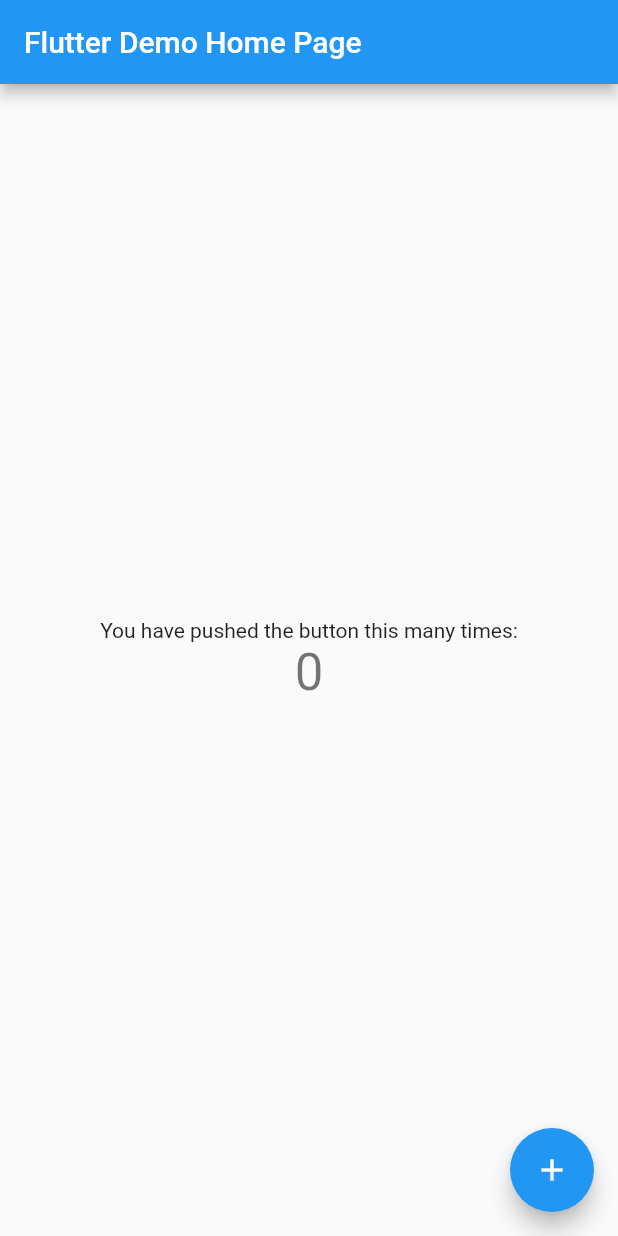
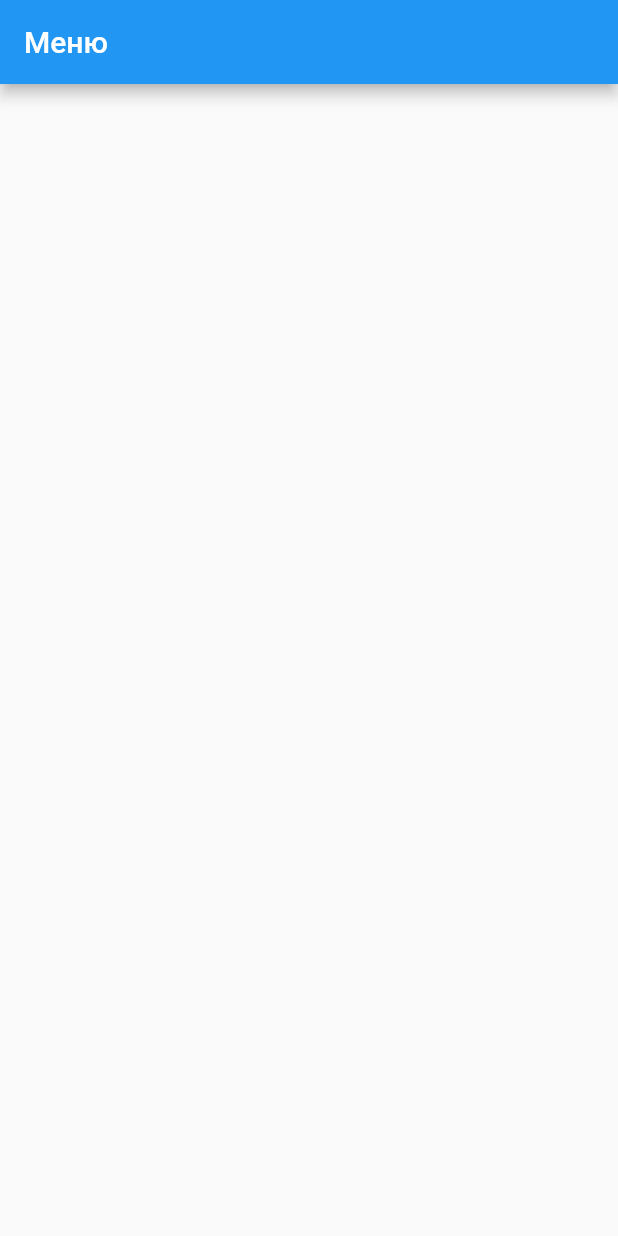
Before and after one commit to k1zerX/unitpay_test, a Flutter app: the screen it shows after launch, on a phone screen of 412 x 824 dp. Run offline on Flutter 3.47's test engine with Material 2 defaults, Android fonts, the phone set to English and light mode, and no system bars; our stand-ins replace flutter_bloc, freezed_annotation; generated files the repository leaves out were written again.

Commit message:
FEATURE: catalog

```diff
--- /dev/null
+++ b/lib/features/catalog/catalog_bloc.dart
@@ -0,0 +1,19 @@
+part of 'this.dart';
+
+class CatalogBloc extends Bloc<CatalogEvent, CatalogState> {
+  CatalogBloc({
+    CatalogState initialState = const CatalogState(items: const []),
+  }) : super(initialState);
+
+  @override
+  Stream<CatalogState> mapEventToState(CatalogEvent event) async* {
+    switch (event.runtimeType) {
+      case _CatalogAddItemEvent:
+        yield state;
+        break;
+      case _CatalogDeleteItemEvent:
+        yield state;
+        break;
+    }
+  }
+}
--- /dev/null
+++ b/lib/features/catalog/catalog_event.dart
@@ -0,0 +1,9 @@
+part of 'this.dart';
+
+@freezed
+class CatalogEvent with _$CatalogEvent {
+  const factory CatalogEvent.addItem() = _CatalogAddItemEvent;
+  const factory CatalogEvent.deleteItem({
+    required int id,
+  }) = _CatalogDeleteItemEvent;
+}
--- /dev/null
+++ b/lib/features/catalog/catalog_item.dart
@@ -0,0 +1,8 @@
+part of 'this.dart';
+
+@freezed
+class CatalogItem with _$CatalogItem {
+  const factory CatalogItem({
+    required int id,
+  }) = _CatalogItem;
+}
--- /dev/null
+++ b/lib/features/catalog/catalog_screen.dart
@@ -0,0 +1,20 @@
+part of 'this.dart';
+
+class CatalogScreen extends StatelessWidget {
+  CatalogScreen({
+    Key? key,
+  }) : super (key: key);
+
+  @override
+  Widget build(BuildContext context) {
+    return BlocBuilder<CatalogBloc, CatalogState>(
+      builder: (context, state) {
+        return Scaffold(
+          appBar: AppBar(
+            title: Text('Меню'),
+          ),
+        );
+      }
+    );
+  }
+}
--- /dev/null
+++ b/lib/features/catalog/catalog_state.dart
@@ -0,0 +1,8 @@
+part of 'this.dart';
+
+@freezed
+class CatalogState with _$CatalogState {
+  const factory CatalogState({
+    required List<CatalogItem> items,
+  }) = _CatalogState;
+}
--- a/lib/main.dart
+++ b/lib/main.dart
@@ -1,113 +1,19 @@
 import 'package:flutter/material.dart';
+import 'package:flutter_bloc/flutter_bloc.dart';
+import 'package:unitpay_test/features/catalog/this.dart';
 
 void main() {
-  runApp(MyApp());
+  runApp(UPApp());
 }
 
-class MyApp extends StatelessWidget {
-  // This widget is the root of your application.
+class UPApp extends StatelessWidget {
   @override
   Widget build(BuildContext context) {
-    return MaterialApp(
-      title: 'Flutter Demo',
-      theme: ThemeData(
-        // This is the theme of your application.
-        //
-        // Try running your application with "flutter run". You'll see the
-        // application has a blue toolbar. Then, without quitting the app, try
-        // changing the primarySwatch below to Colors.green and then invoke
-        // "hot reload" (press "r" in the console where you ran "flutter run",
-        // or simply save your changes to "hot reload" in a Flutter IDE).
-        // Notice that the counter didn't reset back to zero; the application
-        // is not restarted.
-        primarySwatch: Colors.blue,
+    return BlocProvider<CatalogBloc>(
+      create: (context) => CatalogBloc(),
+      child: MaterialApp(
+        home: CatalogScreen(),
       ),
-      home: MyHomePage(title: 'Flutter Demo Home Page'),
     );
   }
 }
-
-class MyHomePage extends StatefulWidget {
-  MyHomePage({Key? key, required this.title}) : super(key: key);
-
-  // This widget is the home page of your application. It is stateful, meaning
-  // that it has a State object (defined below) that contains fields that affect
-  // how it looks.
-
-  // This class is the configuration for the state. It holds the values (in this
-  // case the title) provided by the parent (in this case the App widget) and
-  // used by the build method of the State. Fields in a Widget subclass are
-  // always marked "final".
-
-  final String title;
-
-  @override
-  _MyHomePageState createState() => _MyHomePageState();
-}
-
-class _MyHomePageState extends State<MyHomePage> {
-  int _counter = 0;
-
-  void _incrementCounter() {
-    setState(() {
-      // This call to setState tells the Flutter framework that something has
-      // changed in this State, which causes it to rerun the build method below
-      // so that the display can reflect the updated values. If we changed
-      // _counter without calling setState(), then the build method would not be
-      // called again, and so nothing would appear to happen.
-      _counter++;
-    });
-  }
-
-  @override
-  Widget build(BuildContext context) {
-    // This method is rerun every time setState is called, for instance as done
-    // by the _incrementCounter method above.
-    //
-    // The Flutter framework has been optimized to make rerunning build methods
-    // fast, so that you can just rebuild anything that needs updating rather
-    // than having to individually change instances of widgets.
-    return Scaffold(
-      appBar: AppBar(
-        // Here we take the value from the MyHomePage object that was created by
-        // the App.build method, and use it to set our appbar title.
-        title: Text(widget.title),
-      ),
-      body: Center(
-        // Center is a layout widget. It takes a single child and positions it
-        // in the middle of the parent.
-        child: Column(
-          // Column is also a layout widget. It takes a list of children and
-          // arranges them vertically. By default, it sizes itself to fit its
-          // children horizontally, and tries to be as tall as its parent.
-          //
-          // Invoke "debug painting" (press "p" in the console, choose the
-          // "Toggle Debug Paint" action from the Flutter Inspector in Android
-          // Studio, or the "Toggle Debug Paint" command in Visual Studio Code)
-          // to see the wireframe for each widget.
-          //
-          // Column has various properties to control how it sizes itself and
-          // how it positions its children. Here we use mainAxisAlignment to
-          // center the children vertically; the main axis here is the vertical
-          // axis because Columns are vertical (the cross axis would be
-          // horizontal).
-          mainAxisAlignment: MainAxisAlignment.center,
-          children: <Widget>[
-            Text(
-              'You have pushed the button this many times:',
-            ),
-            Text(
-              '$_counter',
-              style: Theme.of(context).textTheme.headline4,
-            ),
-          ],
-        ),
-      ),
-      floatingActionButton: FloatingActionButton(
-        onPressed: _incrementCounter,
-        tooltip: 'Increment',
-        child: Icon(Icons.add),
-      ), // This trailing comma makes auto-formatting nicer for build methods.
-    );
-  }
-}
```
Also changed, not shown: lib/features/catalog/this.dart (added, +10 -0 lines), pubspec.yaml (+7 -1 lines), pubspec.lock, 2 other files.
